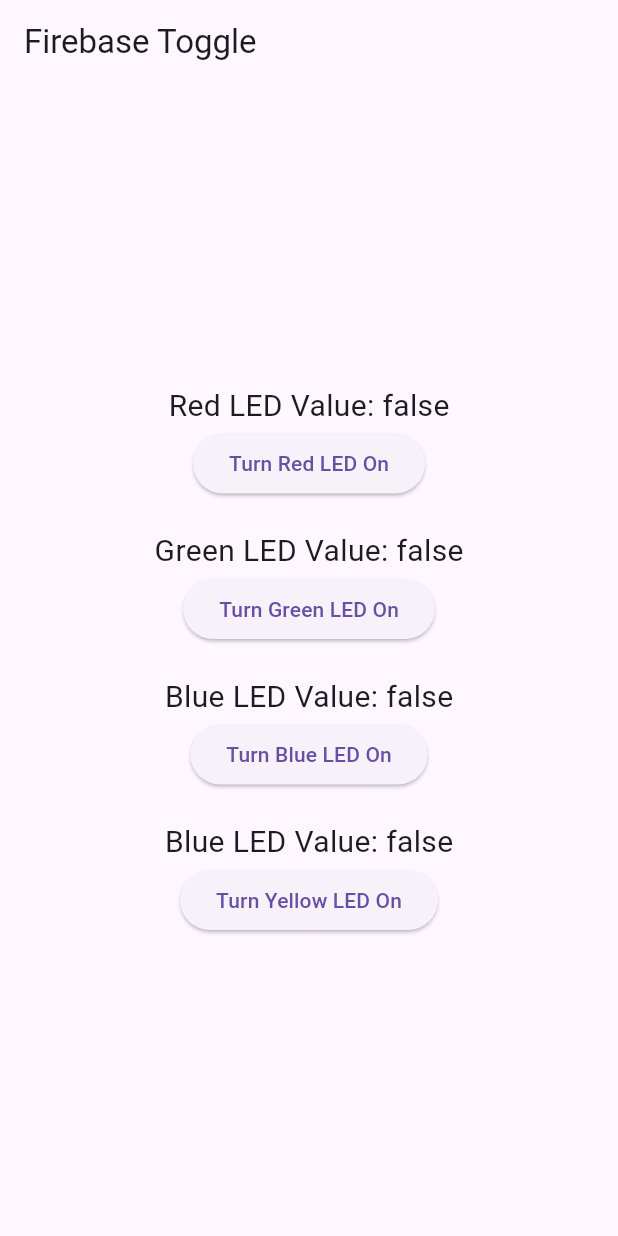
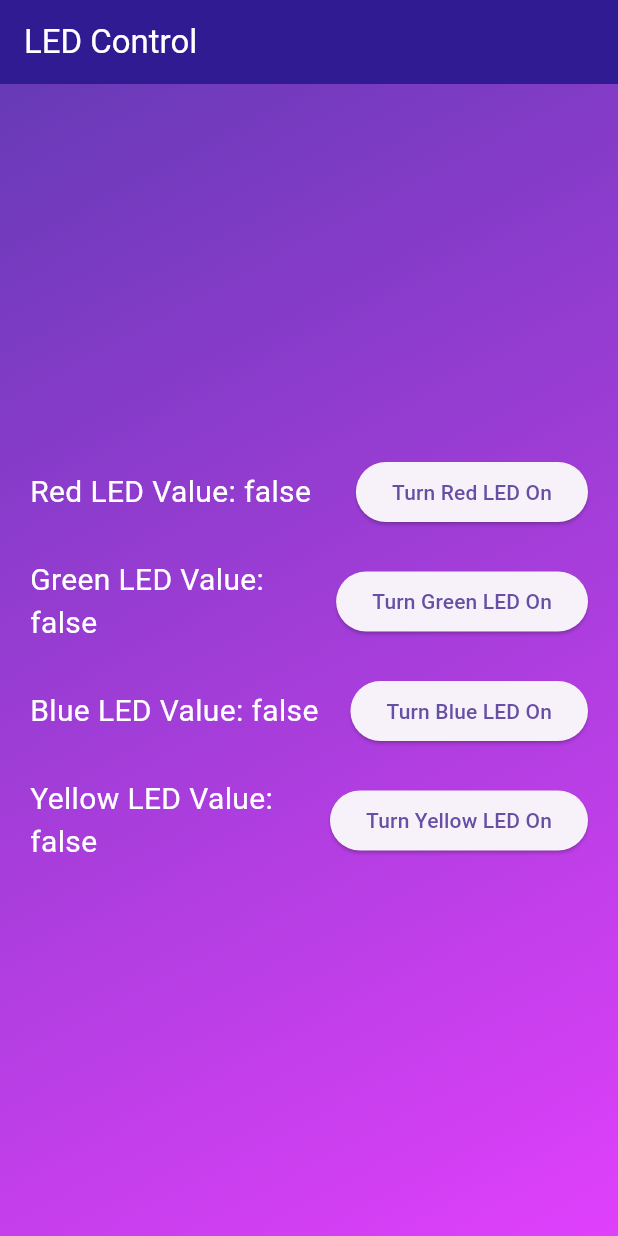
Before and after one commit to goktu-o/evguvenliksistemi, a Flutter app: the screen it shows after launch, on a phone screen of 412 x 824 dp. Run offline on Flutter 3.47's test engine with Material 3 defaults, Android fonts, the phone set to English and light mode, and no system bars; our stand-ins replace firebase_core, firebase_database; accounts and stored records are empty.

Commit message:
Görsel düzenlemeler

```diff
--- a/lib/main.dart
+++ b/lib/main.dart
@@ -139,27 +139,62 @@ class _ToggleValuePageState extends State<ToggleValuePage> {
   Widget build(BuildContext context) {
     return Scaffold(
       appBar: AppBar(
-        title: Text('Firebase Toggle'),
+        title: const Text(
+          'LED Control',
+          style: TextStyle(
+              color: Colors.white), // Change navbar text color to white
         ),
-      body: Center(
-        child: _isLoading
-            ? CircularProgressIndicator()
-            : Column(
+        backgroundColor:
+            Colors.deepPurple[900], // Change navbar color to dark purple
+      ),
+      body: Container(
+        decoration: const BoxDecoration(
+          gradient: LinearGradient(
+            colors: [Colors.deepPurple, Colors.purpleAccent],
+            begin: Alignment.topLeft,
+            end: Alignment.bottomRight,
+          ),
+        ),
+        child: Center(
+          child: Column(
             mainAxisAlignment: MainAxisAlignment.center,
+            children: <Widget>[
+              Padding(
+                padding: const EdgeInsets.symmetric(horizontal: 20.0),
+                child: Column(
                   children: [
-                  Text(
+                    Row(
+                      mainAxisAlignment: MainAxisAlignment.spaceBetween,
+                      children: [
+                        Expanded(
+                          child: Text(
                             'Red LED Value: $_redLedValue',
-                    style: TextStyle(fontSize: 20),
+                            style: const TextStyle(
+                                fontSize: 20,
+                                color:
+                                    Colors.white), // Change text color to white
+                          ),
                         ),
                         ElevatedButton(
                           onPressed: _toggleRedLed,
+                          child: Text(_redLedValue
+                              ? 'Turn Red LED Off'
+                              : 'Turn Red LED On'),
+                        ),
+                      ],
+                    ),
+                    const SizedBox(height: 20),
+                    Row(
+                      mainAxisAlignment: MainAxisAlignment.spaceBetween,
+                      children: [
+                        Expanded(
                           child: Text(
-                        _redLedValue ? 'Turn Red LED Off' : 'Turn Red LED On'),
+                            'Green LED Value: $_greenLedValue',
+                            style: const TextStyle(
+                                fontSize: 20,
+                                color:
+                                    Colors.white), // Change text color to white
                           ),
-                  SizedBox(height: 20),
-                  Text(
-                    'Green LED Value: $_greenLedValue',
-                    style: TextStyle(fontSize: 20),
                         ),
                         ElevatedButton(
                           onPressed: _toggleGreenLed,
@@ -167,10 +202,20 @@ class _ToggleValuePageState extends State<ToggleValuePage> {
                               ? 'Turn Green LED Off'
                               : 'Turn Green LED On'),
                         ),
-                  SizedBox(height: 20),
-                  Text(
+                      ],
+                    ),
+                    const SizedBox(height: 20),
+                    Row(
+                      mainAxisAlignment: MainAxisAlignment.spaceBetween,
+                      children: [
+                        Expanded(
+                          child: Text(
                             'Blue LED Value: $_blueLedValue',
-                    style: TextStyle(fontSize: 20),
+                            style: const TextStyle(
+                                fontSize: 20,
+                                color:
+                                    Colors.white), // Change text color to white
+                          ),
                         ),
                         ElevatedButton(
                           onPressed: _toggleBlueLed,
@@ -178,10 +223,20 @@ class _ToggleValuePageState extends State<ToggleValuePage> {
                               ? 'Turn Blue LED Off'
                               : 'Turn Blue LED On'),
                         ),
-                  SizedBox(height: 20),
-                  Text(
-                    'Blue LED Value: $_yellowLedValue',
-                    style: TextStyle(fontSize: 20),
+                      ],
+                    ),
+                    const SizedBox(height: 20),
+                    Row(
+                      mainAxisAlignment: MainAxisAlignment.spaceBetween,
+                      children: [
+                        Expanded(
+                          child: Text(
+                            'Yellow LED Value: $_yellowLedValue',
+                            style: const TextStyle(
+                                fontSize: 20,
+                                color:
+                                    Colors.white), // Change text color to white
+                          ),
                         ),
                         ElevatedButton(
                           onPressed: _toggleYellowLed,
@@ -191,6 +246,12 @@ class _ToggleValuePageState extends State<ToggleValuePage> {
                         ),
                       ],
                     ),
+                  ],
+                ),
+              ),
+            ],
+          ),
+        ),
       ),
     );
   }
```
Lines whose indentation alone changed are shown as unchanged.
